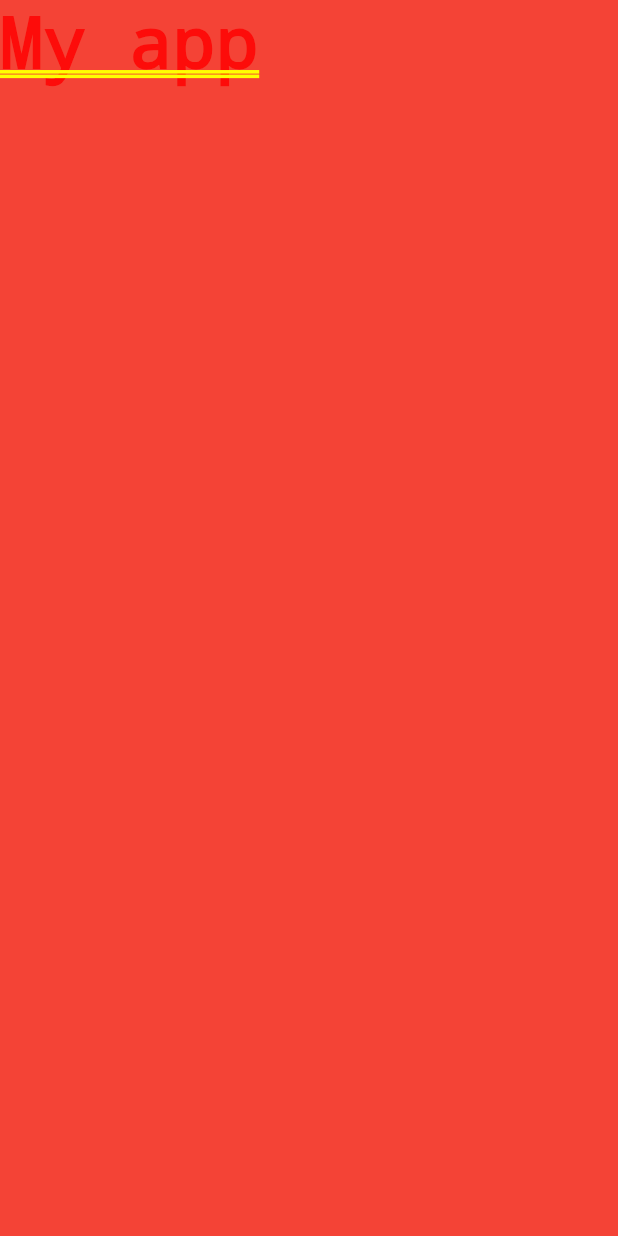
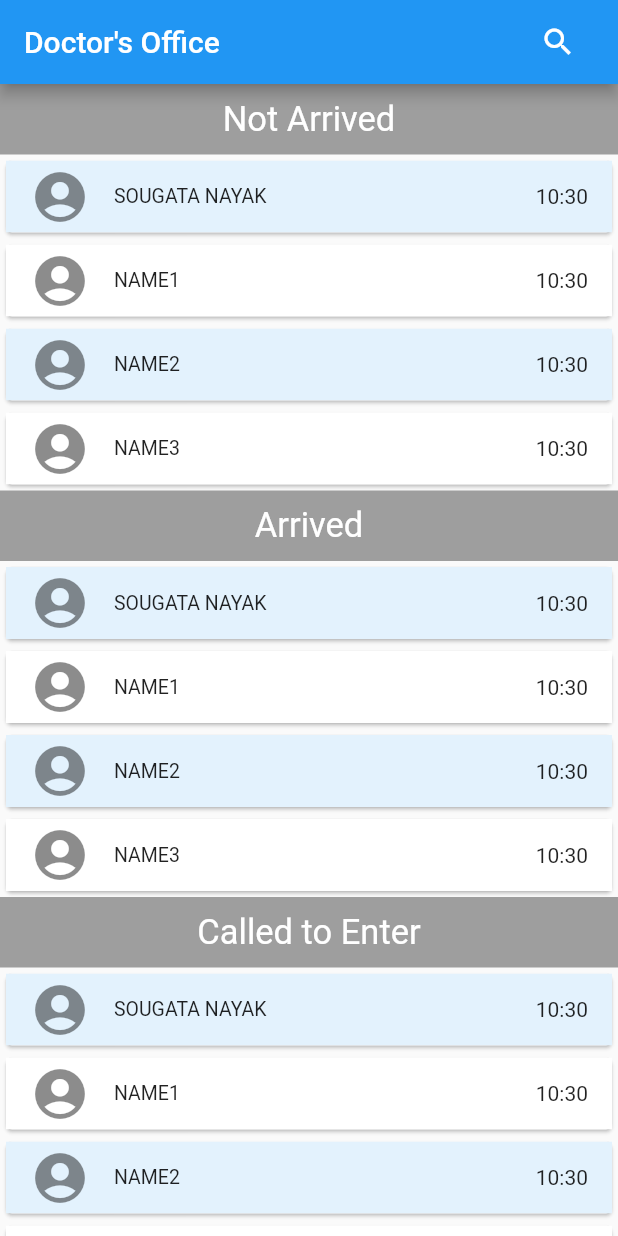
Before and after one commit to DevatYHY/managing_queues, a Flutter app: the screen it shows after launch, on a phone screen of 412 x 824 dp. Run offline on Flutter 3.47's test engine with Material 2 defaults, Android fonts, the phone set to English and light mode, and no system bars.

Commit message:
Main UI completed

```diff
--- a/lib/Screens/queue_screen.dart
+++ b/lib/Screens/queue_screen.dart
@@ -1,13 +1,112 @@
+import 'package:flutter/cupertino.dart';
 import 'package:flutter/material.dart';
+import 'package:managing_queue/Utils/constants.dart';
 
-class QueueScreen extends StatelessWidget {
+
+class QueueScreen extends StatefulWidget {
   const QueueScreen({Key? key}) : super(key: key);
 
   @override
+  _QueueScreenState createState() => _QueueScreenState();
+}
+
+class _QueueScreenState extends State<QueueScreen> {
+
+  Icon customIcon = Icon(Icons.search);
+  Widget customSearchBar = Text('Doctor\'s Office');
+
+  @override
   Widget build(BuildContext context) {
-    return Container(
-      color: Colors.red,
-      child: Text('My app'),
+    int i = 1;
+
+    List<String> statusHeaders = [
+      'Not Arrived',
+      'Arrived',
+      'Called to Enter',
+      'In Facility',
+      'Completed'
+    ];
+
+    List<Widget> listOfItems = userList.map((e) {
+      i++;
+      return Card(
+        child: ListTile(
+          dense: true,
+          tileColor: i % 2 == 0 ? Colors.blue[50] : Colors.white,
+          leading: Icon(
+            Icons.account_circle,
+            size: 40.0,
+          ),
+          title: Text(e.name.toUpperCase()),
+          //subtitle: Text(e.email),
+          trailing: Text('${DateTime.now().hour}:${DateTime.now().minute}'),
+        ),
+      );
+    }).toList();
+
+    return Scaffold(
+      appBar: AppBar(
+        title: customSearchBar,
+        actions: [
+          Padding(
+            padding: const EdgeInsets.symmetric(horizontal: 16.0),
+            child: IconButton(
+              icon: customIcon,
+              onPressed: () {
+                setState(() {
+                   if(this.customIcon.icon == Icons.search){
+                     this.customIcon = Icon(Icons.close);
+                     this.customSearchBar = TextField(
+                       textInputAction: TextInputAction.go,
+                       decoration: InputDecoration(
+                         border: InputBorder.none,
+                         hintText: "Enter name to search...",
+                         hintStyle: TextStyle(
+                           color: Colors.white70,
+                           fontSize: 16.0,
+                         ),
+                       ),
+                       style: TextStyle(
+                         color: Colors.white,
+                         fontSize: 16.0,
+                       ),
+                     );
+                   }
+                   else{
+                     this.customIcon = Icon(Icons.search);
+                     this.customSearchBar = Text('Doctor\'s Office');
+                   }
+                });
+              },
+            ),
+          )
+        ],
+      ),
+      body: ListView.builder(
+          scrollDirection: Axis.vertical,
+          itemCount: statusHeaders.length,
+          itemBuilder: (context, index) {
+            return Column(
+              crossAxisAlignment: CrossAxisAlignment.stretch,
+              children: [
+                Container(
+                  color: Colors.grey,
+                  padding: EdgeInsets.all(10.0),
+                  child: Center(
+                    child: Text(
+                      statusHeaders[index],
+                      style: TextStyle(fontSize: 23.0, color: Colors.white),
+                    ),
+                  ),
+                ),
+                ListView(
+                  shrinkWrap: true,
+                  children: listOfItems,
+                  physics: ClampingScrollPhysics(),
+                ),
+              ],
+            );
+          }),
     );
   }
 }
--- /dev/null
+++ b/lib/Utils/constants.dart
@@ -0,0 +1,30 @@
+import 'package:managing_queue/Models/user.dart';
+
+enum Status {
+  notArrived,
+  arrived,
+  calledToEnter,
+  inFacility,
+  completed
+}
+
+List<User> userList = [
+  User(name: "Sougata nayak", dateOfBirth: DateTime(1993, 10, 1), phoneNumber: "1234567890", email: "email0@email.com", address: "block 0 street 0"),
+  User(name: "name1", dateOfBirth: DateTime(1993, 10, 2), phoneNumber: "1234567891", email: "email1@email.com", address: "block 1 street 1"),
+  User(name: "name2", dateOfBirth: DateTime(1993, 10, 3), phoneNumber: "1234567892", email: "email2@email.com", address: "block 2 street 2"),
+  User(name: "name3", dateOfBirth: DateTime(1993, 10, 4), phoneNumber: "1234567893", email: "email3@email.com", address: "block 3 street 3"),
+];
+
+
+// User(name: "name4", dateOfBirth: DateTime(1993, 10, 5), phoneNumber: "1234567894", email: "email4@email.com", address: "block 4 street 4"),
+// User(name: "name5", dateOfBirth: DateTime(1993, 10, 6), phoneNumber: "1234567895", email: "email5@email.com", address: "block 5 street 5"),
+// User(name: "name6", dateOfBirth: DateTime(1993, 10, 7), phoneNumber: "1234567896", email: "email6@email.com", address: "block 6 street 6"),
+// User(name: "name7", dateOfBirth: DateTime(1993, 10, 8), phoneNumber: "1234567897", email: "email7@email.com", address: "block 7 street 7"),
+// User(name: "name8", dateOfBirth: DateTime(1993, 10, 9), phoneNumber: "1234567898", email: "email8@email.com", address: "block 8 street 8"),
+// User(name: "name9", dateOfBirth: DateTime(1993, 10, 10), phoneNumber: "1234567899", email: "email9@email.com", address: "block 9 street 9"),
+// User(name: "name10", dateOfBirth: DateTime(1993, 10, 11), phoneNumber: "1234567810", email: "email10@email.com", address: "block 10 street 10"),
+// User(name: "name11", dateOfBirth: DateTime(1993, 10, 12), phoneNumber: "1234567811", email: "email11@email.com", address: "block 11 street 11"),
+// User(name: "name12", dateOfBirth: DateTime(1993, 10, 13), phoneNumber: "1234567812", email: "email12@email.com", address: "block 12 street 12"),
+// User(name: "name13", dateOfBirth: DateTime(1993, 10, 14), phoneNumber: "1234567813", email: "email13@email.com", address: "block 13 street 13"),
+// User(name: "name14", dateOfBirth: DateTime(1993, 10, 15), phoneNumber: "1234567814", email: "email14@email.com", address: "block 14 street 14"),
+// User(name: "name15", dateOfBirth: DateTime(1993, 10, 16), phoneNumber: "1234567815", email: "email15@email.com", address: "block 15 street 15"),
```
Also changed, not shown: lib/Models/user.dart (+18 -0 lines), 1 other file.
